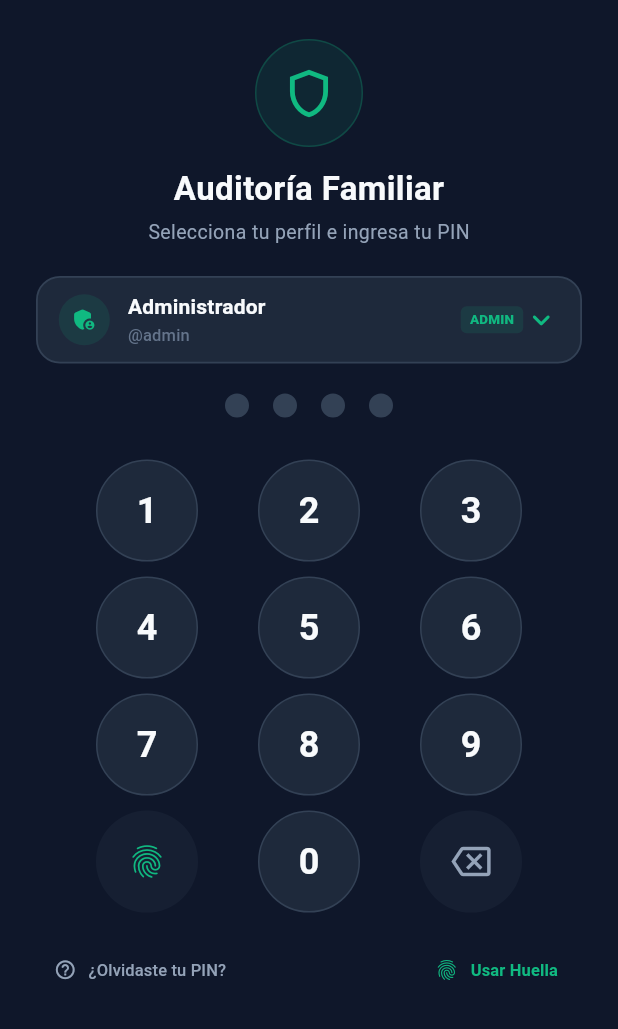
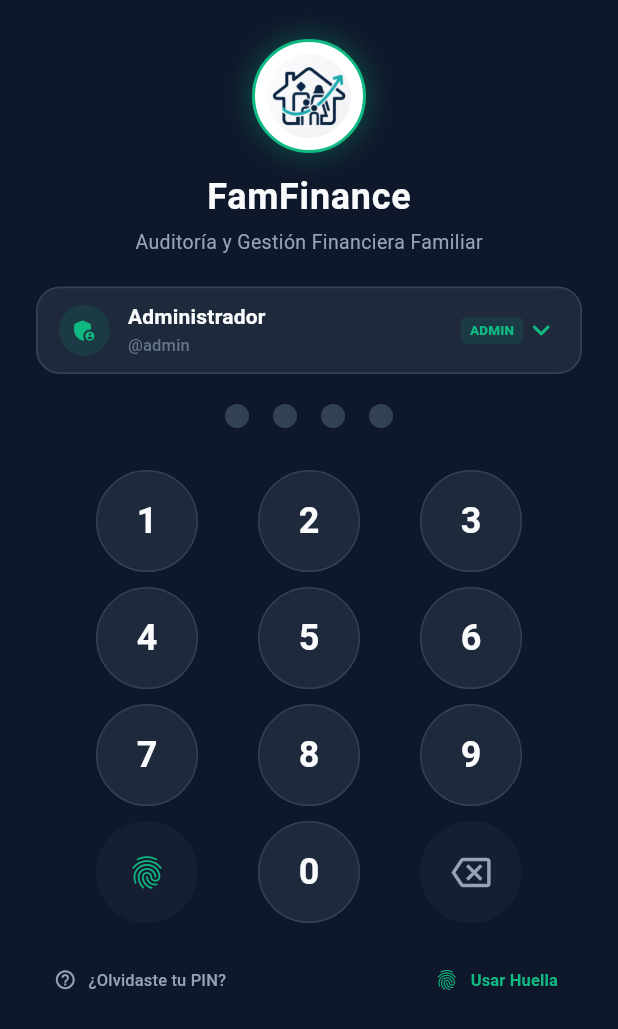
Before and after one commit to RJoel158/AppAuditoriaFinanciera, a Flutter app: the screen it shows after launch, on a phone screen of 412 x 824 dp. Shown: the top 1029 px of the screen. Run offline on Flutter 3.47's test engine with Material 3 defaults, Android fonts, the phone set to English and light mode, and no system bars; our stand-ins replace cached_network_image, cloud_firestore, firebase_core, fl_chart, flutter_image_compress, google_generative_ai and 5 more; accounts and stored records are empty; generated files the repository leaves out were written again.

Commit message:
feat: rebrand to FamFinance, add app logo and launcher icons, integrate Gemini AI config template

```diff
--- /dev/null
+++ b/lib/config/gemini_config.example.dart
@@ -0,0 +1,6 @@
+// Plantilla de configuración de Gemini AI.
+// Pega tu API Key gratuita obtenida en: https://aistudio.google.com/app/apikey
+
+class GeminiConfig {
+  static const String apiKey = ''; // ej. 'AIzaSy...' o 'AQ.Ab8RN...'
+}
--- a/lib/main.dart
+++ b/lib/main.dart
@@ -32,18 +32,18 @@ void main() async {
   // 4. Verificar si existe sesión activa
   final savedUser = await AuthService().checkSavedSession();
 
-  runApp(AuditoriaFinancieraApp(initialLoggedIn: savedUser != null));
+  runApp(FamFinanceApp(initialLoggedIn: savedUser != null));
 }
 
-class AuditoriaFinancieraApp extends StatelessWidget {
+class FamFinanceApp extends StatelessWidget {
   final bool initialLoggedIn;
 
-  const AuditoriaFinancieraApp({super.key, required this.initialLoggedIn});
+  const FamFinanceApp({super.key, required this.initialLoggedIn});
 
   @override
   Widget build(BuildContext context) {
     return MaterialApp(
-      title: 'Auditoría y Ahorro Familiar',
+      title: 'FamFinance',
       debugShowCheckedModeBanner: false,
       theme: AppTheme.darkTheme,
       home: initialLoggedIn ? const HomeScreen() : const LoginScreen(),
--- a/lib/services/pdf_report_service.dart
+++ b/lib/services/pdf_report_service.dart
@@ -66,7 +66,7 @@ class PdfReportService {
 
     await Printing.layoutPdf(
       onLayout: (PdfPageFormat format) async => pdf.save(),
-      name: 'Reporte_Auditoria_Familiar_${DateFormat('yyyyMMdd').format(DateTime.now())}.pdf',
+      name: 'FamFinance_Reporte_${DateFormat('yyyyMMdd').format(DateTime.now())}.pdf',
     );
   }
 
@@ -84,9 +84,10 @@ class PdfReportService {
             crossAxisAlignment: pw.CrossAxisAlignment.start,
             children: [
               pw.Text(
-                'Auditoría Financiera Familiar',
+                'FamFinance - Auditoría Familiar',
                 style: pw.TextStyle(fontSize: 18, fontWeight: pw.FontWeight.bold, color: PdfColors.teal800),
               ),
+
               pw.SizedBox(height: 2),
               pw.Text(
                 'Periodo: $periodLabel',
--- a/lib/views/auth/login_screen.dart
+++ b/lib/views/auth/login_screen.dart
@@ -209,37 +209,54 @@ class _LoginScreenState extends State<LoginScreen> {
           child: Column(
             children: [
               const SizedBox(height: 10),
-              // 1. Encabezado y Logo
+              // 1. Encabezado y Logo Oficial FamFinance
               Container(
-                padding: const EdgeInsets.all(16),
+                width: 76,
+                height: 76,
+                padding: const EdgeInsets.all(8),
                 decoration: BoxDecoration(
-                  color: AppColors.primary.withAlpha(25),
+                  color: Colors.white,
                   shape: BoxShape.circle,
-                  border: Border.all(color: AppColors.primary.withAlpha(60)),
+                  border: Border.all(color: AppColors.primary, width: 2),
+                  boxShadow: [
+                    BoxShadow(
+                      color: AppColors.primary.withAlpha(80),
+                      blurRadius: 16,
+                      spreadRadius: 2,
+                    ),
+                  ],
                 ),
-                child: const Icon(
-                  Icons.shield_outlined,
-                  color: AppColors.primary,
-                  size: 38,
+                child: ClipOval(
+                  child: Image.asset(
+                    'assets/images/app_logo.png',
+                    fit: BoxFit.contain,
+                    errorBuilder: (_, __, ___) => const Icon(
+                      Icons.account_balance_wallet_rounded,
+                      color: AppColors.primary,
+                      size: 38,
+                    ),
+                  ),
                 ),
               ),
               const SizedBox(height: 12),
               const Text(
-                'Auditoría Familiar',
+                'FamFinance',
                 style: TextStyle(
-                  fontSize: 22,
+                  fontSize: 24,
                   fontWeight: FontWeight.bold,
                   color: AppColors.textPrimary,
+                  letterSpacing: 0.5,
                 ),
               ),
               const SizedBox(height: 4),
               const Text(
-                'Selecciona tu perfil e ingresa tu PIN',
+                'Auditoría y Gestión Financiera Familiar',
                 style: TextStyle(
                   fontSize: 13,
                   color: AppColors.textSecondary,
                 ),
               ),
+
               const SizedBox(height: 20),
 
               // 2. Selector de Usuario en COMBOBOX Elegante (Sin chips)
--- a/pubspec.yaml
+++ b/pubspec.yaml
@@ -53,3 +53,6 @@ dev_dependencies:
 
 flutter:
   uses-material-design: true
+
+  assets:
+    - assets/images/
```
Also changed, not shown: lib/services/gemini_ai_service.dart (+9 -2 lines), lib/views/home/home_screen.dart (+13 -3 lines), assets/images/app_logo.png (added), 8 other files.
